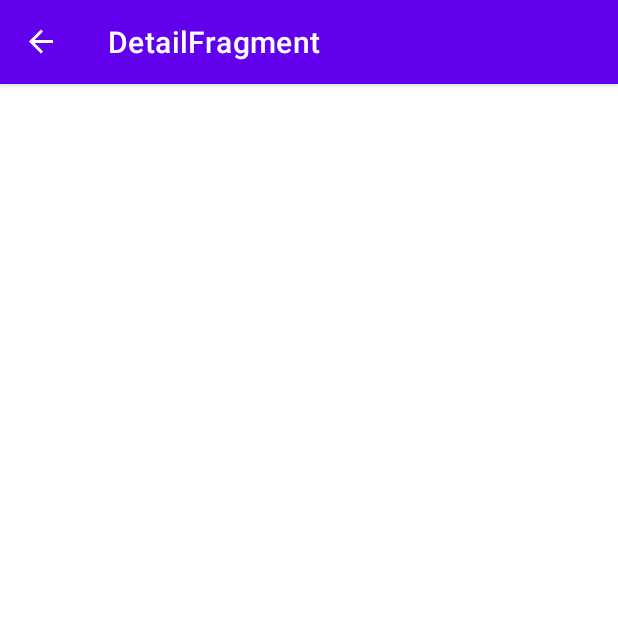
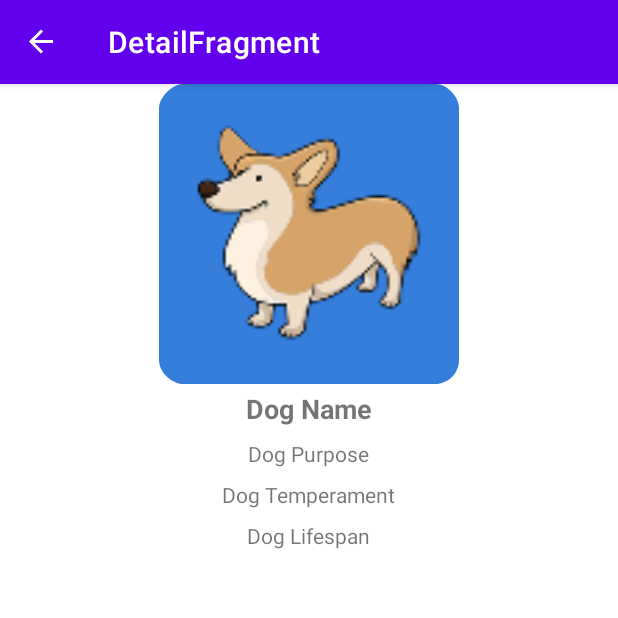
Before and after one commit to vinicius111andrade/dogs_app, an Android app: the DetailFragment screen opened through its navigation route, on a phone screen of 412 x 824 dp, the top half of it. Run offline under Robolectric (Android 15) with nearby library versions, the phone set to English and light mode, and no system bars; our stand-ins replace data binding, navigation-ui.

Commit message:
creating the MVVM

```diff
--- a/Dogs/app/src/main/res/layout/fragment_detail.xml
+++ b/Dogs/app/src/main/res/layout/fragment_detail.xml
@@ -3,10 +3,57 @@
     xmlns:app="http://schemas.android.com/apk/res-auto"
     xmlns:tools="http://schemas.android.com/tools">
 
-    <androidx.constraintlayout.widget.ConstraintLayout
+    <RelativeLayout
         android:layout_width="match_parent"
         android:layout_height="match_parent"
         tools:context=".view.DetailFragment">
 
-    </androidx.constraintlayout.widget.ConstraintLayout>
+        <ImageView
+            android:id="@+id/dogImage"
+            android:layout_width="match_parent"
+            android:layout_height="wrap_content"
+            android:src="@mipmap/ic_dog_icon_round"
+            android:scaleType="fitCenter"
+            android:minHeight="200dp" />
+        <TextView
+            android:id="@+id/dogName"
+            android:layout_width="wrap_content"
+            android:layout_height="wrap_content"
+            android:layout_below="@id/dogImage"
+            style="@style/title"
+            android:text="Dog Name"
+            android:layout_centerHorizontal="true"
+            android:layout_margin="4dp"/>
+
+        <TextView
+            android:id="@+id/dogPurpose"
+            android:layout_width="wrap_content"
+            android:layout_height="wrap_content"
+            android:layout_below="@id/dogName"
+            style="@style/text"
+            android:text="Dog Purpose"
+            android:layout_centerHorizontal="true"
+            android:layout_margin="4dp"/>
+
+        <TextView
+            android:id="@+id/dogTemperament"
+            android:layout_width="wrap_content"
+            android:layout_height="wrap_content"
+            android:layout_below="@id/dogPurpose"
+            style="@style/text"
+            android:text="Dog Temperament"
+            android:layout_centerHorizontal="true"
+            android:layout_margin="4dp"/>
+
+        <TextView
+            android:id="@+id/dogLifespan"
+            android:layout_width="wrap_content"
+            android:layout_height="wrap_content"
+            android:layout_below="@id/dogTemperament"
+            style="@style/text"
+            android:text="Dog Lifespan"
+            android:layout_centerHorizontal="true"
+            android:layout_margin="4dp"/>
+
+    </RelativeLayout>
 </layout>
```
Also changed, not shown: Dogs/app/src/main/java/com/vdemelo/dogs/model/Model.kt (added, +11 -0 lines), Dogs/app/src/main/java/com/vdemelo/dogs/view/DogsListAdapter.kt (added, +26 -0 lines), Dogs/app/src/main/res/layout/item_dog.xml (+9 -0 lines), Dogs/app/src/main/res/values/styles.xml (added, +14 -0 lines), 1 other file.
